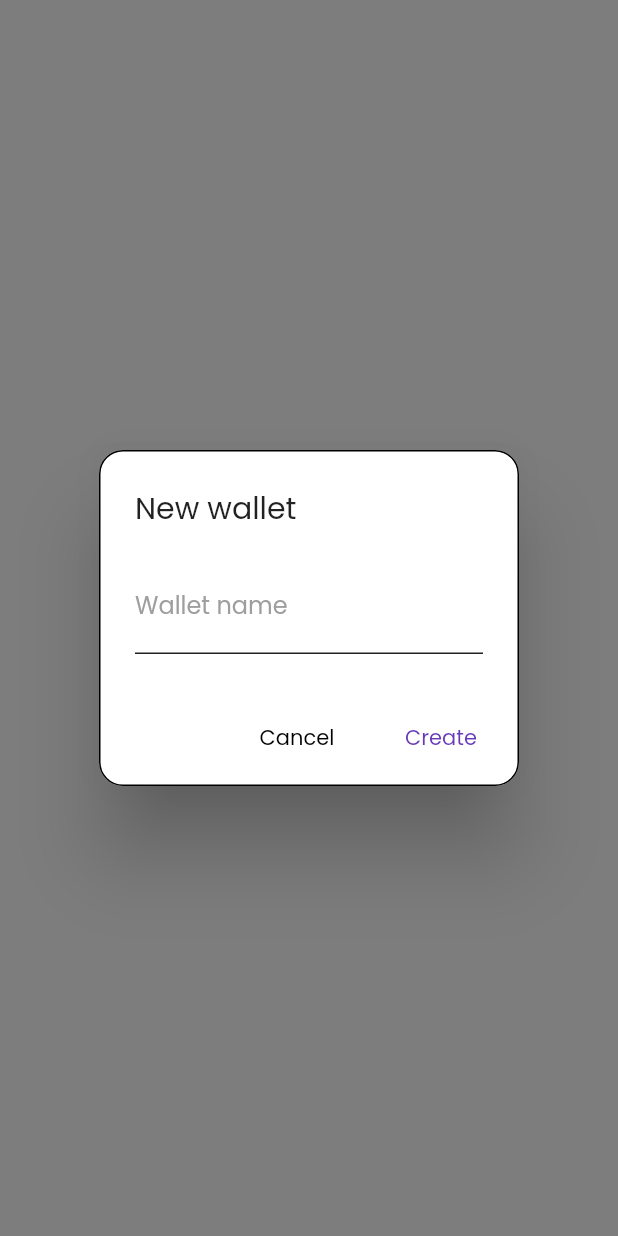
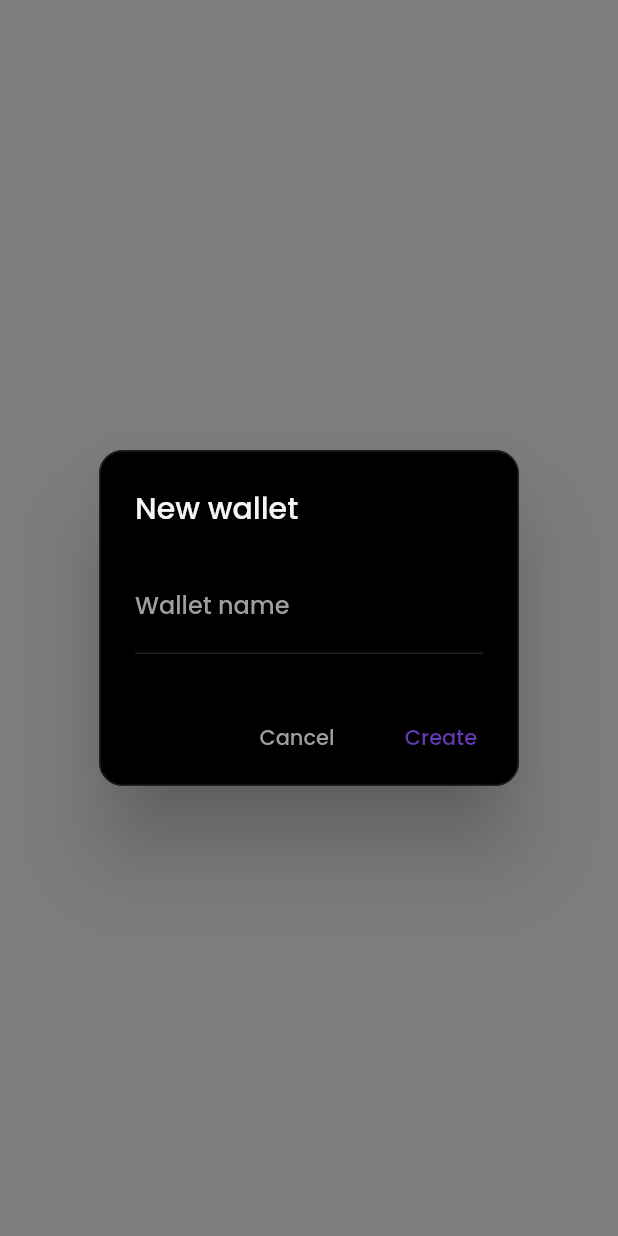
Before and after one commit to LucasPitol/waste, a Flutter app: the NewWalletDialogComponent widget shown alone on an empty page, opened directly, on a phone screen of 412 x 824 dp. Run offline on Flutter 3.47's test engine with Material 2 defaults, Android fonts, the phone set to English and light mode, and no system bars; our stand-ins replace cloud_firestore, flutter_datetime_picker, flutter_masked_text, flutter_multi_formatter, flutter_phoenix, google_fonts and 3 more; missing offline and left inert: bezier_chart, fab_circular_menu, mailer2; accounts and stored records are empty.

Commit message:
DP-EPIC-16 tarefa 6: progress nova carteira

```diff
--- a/waste_app/lib/pages/home/home_conponent.dart
+++ b/waste_app/lib/pages/home/home_conponent.dart
@@ -373,8 +373,12 @@ class HomeComponentState extends State<HomeComponent> {
     var refresh = await Navigator.push(
         context, MaterialPageRoute(builder: (context) => SettingsComponent()));
 
+    this.userDto = AuthService.currentUser;
+
     if (refresh != null && refresh) {
-      // _updatePageContent();
+      this.isPtLanguage = userDto.language == Constants.languages[0];
+      this._getUserWallets();
+      this._getScreenContentData();
     }
   }
 
--- a/waste_app/lib/pages/profile/new_wallet_dialog_component.dart
+++ b/waste_app/lib/pages/profile/new_wallet_dialog_component.dart
@@ -53,20 +53,29 @@ class _NewWalletDialogComponentState extends State<NewWalletDialogComponent> {
             child: Opacity(
               opacity: a1.value,
               child: AlertDialog(
+                backgroundColor: Colors.black,
                 shape: OutlineInputBorder(
+                  borderSide: BorderSide(color: Colors.grey.shade900),
                   borderRadius: BorderRadius.circular(16.0),
                 ),
                 title: Text(
                   this.languageCode == Constants.languages[0]
                       ? 'Nova carteira'
                       : 'New wallet',
-                  style: GoogleFonts.poppins(fontWeight: FontWeight.w400),
+                  style: GoogleFonts.poppins(
+                    color: Colors.grey.shade100,
+                    fontWeight: FontWeight.w500,
+                  ),
                 ),
                 content: Theme(
                   data: Styles.mainTheme,
                   child: Form(
                     key: _formKey,
                     child: TextFormField(
+                      style: TextStyle(
+                        color: Colors.grey.shade100,
+                        fontWeight: FontWeight.w500,
+                      ),
                       cursorColor: Colors.deepPurple,
                       controller: walletNameController,
                       textCapitalization: TextCapitalization.sentences,
@@ -92,7 +101,7 @@ class _NewWalletDialogComponentState extends State<NewWalletDialogComponent> {
                 ),
                 actions: <Widget>[
                   FlatButton(
-                    textColor: Colors.black,
+                    textColor: Colors.grey,
                     onPressed: () {
                       closeDialog(false);
                     },
@@ -100,7 +109,7 @@ class _NewWalletDialogComponentState extends State<NewWalletDialogComponent> {
                       this.languageCode == Constants.languages[0]
                           ? 'Cancelar'
                           : 'Cancel',
-                      style: GoogleFonts.poppins(fontWeight: FontWeight.w400),
+                      style: GoogleFonts.poppins(fontWeight: FontWeight.w500),
                     ),
                   ),
                   FlatButton(
@@ -114,7 +123,7 @@ class _NewWalletDialogComponentState extends State<NewWalletDialogComponent> {
                       this.languageCode == Constants.languages[0]
                           ? 'Criar'
                           : 'Create',
-                      style: GoogleFonts.poppins(fontWeight: FontWeight.w400),
+                      style: GoogleFonts.poppins(fontWeight: FontWeight.w500),
                     ),
                   ),
                 ],
```
Also changed, not shown: waste_app/lib/pages/settings/settings_component.dart (+24 -1 lines).
